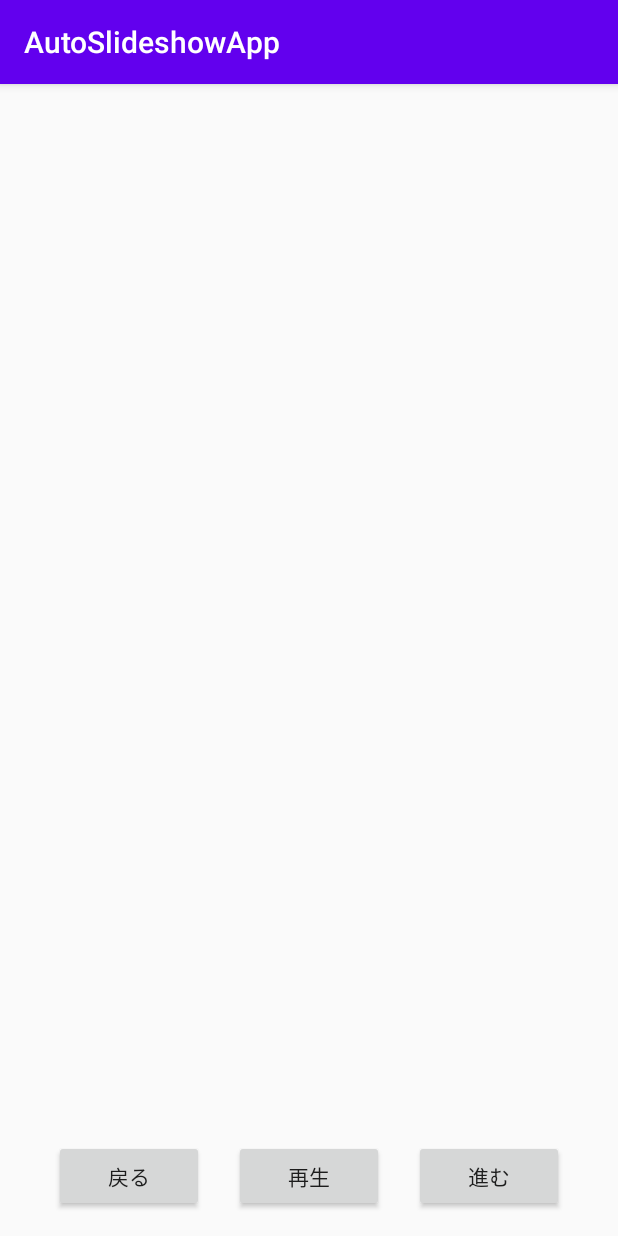
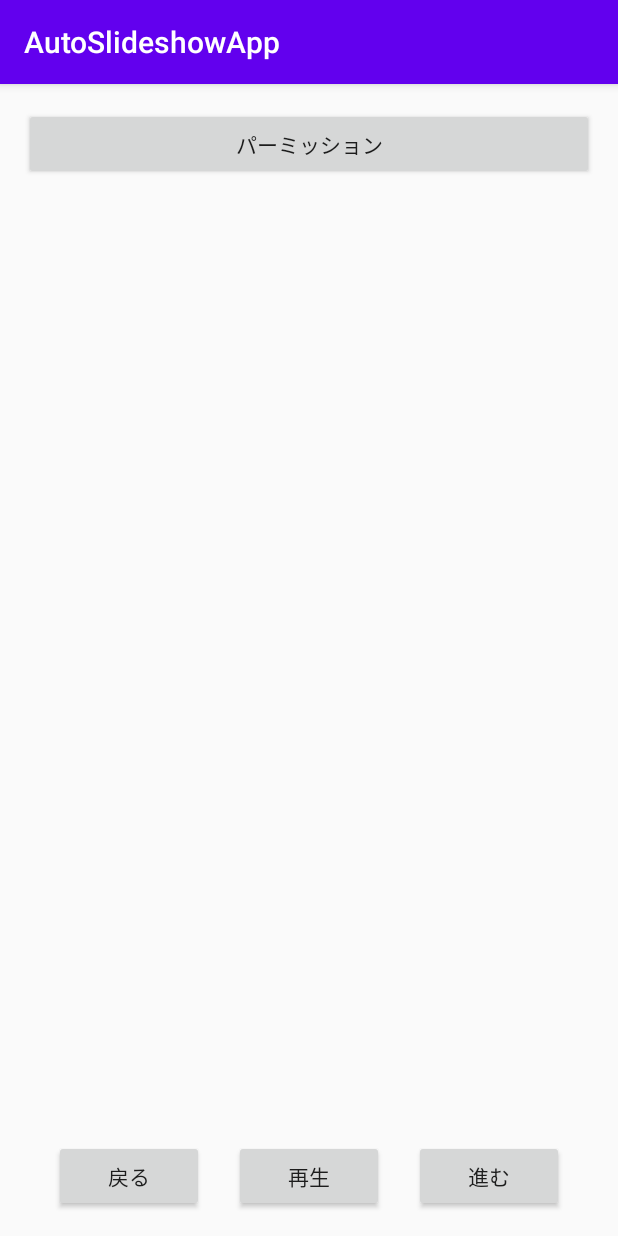
Before and after one commit to Stencilart/AutoSlideshowApp, an Android app: the screen it shows after launch (MainActivity), on a phone screen of 412 x 824 dp. Run offline under Robolectric (Android 15) with nearby library versions, the phone set to English and light mode, and no system bars; libraries missing offline, so code that uses them is left out: jp.techacademy.wenglon.

Commit message:
最初のコミット

```diff
--- a/app/src/main/res/layout/activity_main.xml
+++ b/app/src/main/res/layout/activity_main.xml
@@ -21,6 +21,12 @@
             android:layout_height="match_parent"
             android:id="@+id/imageView" />
 
+        <Button
+            android:layout_width="match_parent"
+            android:layout_height="wrap_content"
+            android:text="パーミッション"
+            android:id="@+id/button"/>
+
     </RelativeLayout>
 
     <LinearLayout
@@ -30,6 +36,7 @@
         android:layout_alignParentBottom="true"
         android:layout_centerHorizontal="true"
         android:gravity="center">
+
 
         <Button
             android:id="@+id/prev_button"
```
Also changed, not shown: app/src/main/java/jp/techacademy/wenglon/leong/autoslideshowapp/MainActivity.kt (+5 -3 lines).
